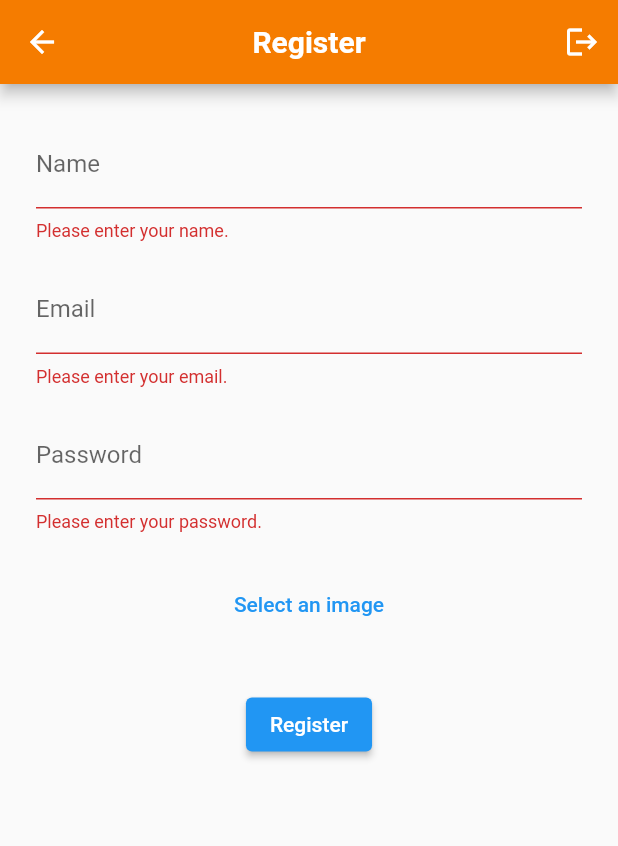
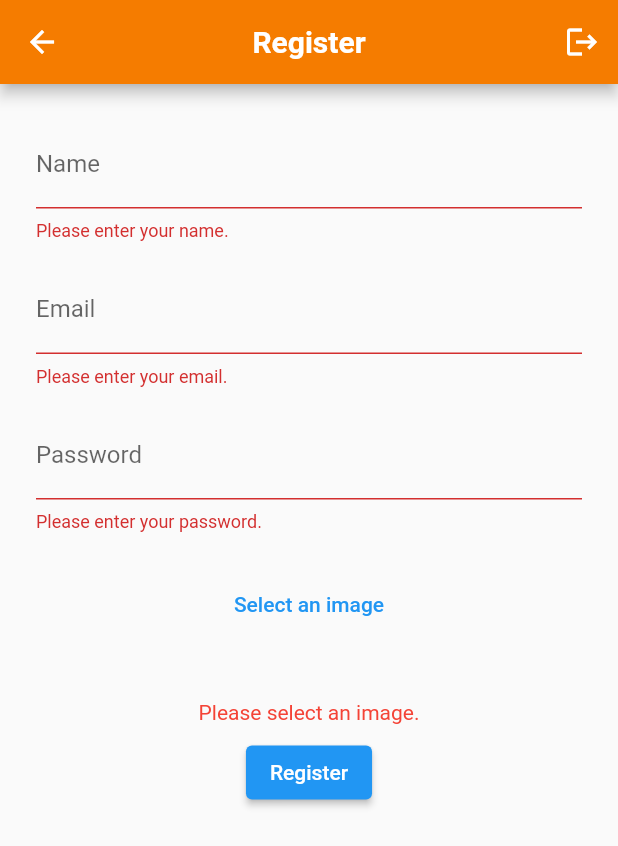
Before and after one commit to sohebalam/spare_park, a Flutter app: the RegisterScreen screen opened by its route, after a tap on "Register", on a phone screen of 412 x 824 dp. Shown: the top 846 px of the screen. Run offline on Flutter 3.47's test engine with Material 2 defaults, Android fonts, the phone set to English and light mode, and no system bars; our stand-ins replace auth_buttons, cached_network_image, cloud_firestore, firebase_auth, firebase_core, firebase_storage and 6 more; missing offline and left inert: firebase_auth_web, firebase_core_web, flutter_stripe, google_maps_flutter_platform_interface, google_maps_webservice; accounts and stored records are empty.

Commit message:
fixvalidation&sbmit

```diff
--- a/lib/screens/auth/register_screen.dart
+++ b/lib/screens/auth/register_screen.dart
@@ -5,7 +5,9 @@ import 'package:flutter/material.dart';
 import 'package:image_picker/image_picker.dart';
 import 'package:sparepark/services/auth_service.dart';
 import 'package:provider/provider.dart';
+import 'package:sparepark/shared/widgets/TextField.dart';
 import 'package:sparepark/shared/widgets/app_bar.dart';
+import 'package:sparepark/shared/widgets/errorMessage.dart';
 
 class RegisterScreen extends StatefulWidget {
   const RegisterScreen({Key? key}) : super(key: key);
@@ -18,14 +20,28 @@ class _RegisterScreenState extends State<RegisterScreen> {
   final TextEditingController nameController = TextEditingController();
   final TextEditingController emailController = TextEditingController();
   final TextEditingController passwordController = TextEditingController();
+  bool _isLoading = false;
   final picker = ImagePicker();
   File? _image;
   String? _error;
+  String? _errorMessage;
   bool submitted = false;
 
   void _registerUser() async {
     setState(() {
       submitted = true;
+    });
+
+    if (_image == null) {
+      setState(() {
+        _errorMessage = 'Please select an image.';
+        _isLoading = false;
+      });
+      return;
+    }
+
+    setState(() {
+      _isLoading = true; // Set loading state
     });
 
     if (_image == null) {
@@ -76,9 +92,11 @@ class _RegisterScreenState extends State<RegisterScreen> {
         ),
       );
     }
+    setState(() {
+      _isLoading = false; // Reset loading state
+    });
   }
 
-  // rest of the code remains the same
   @override
   Widget build(BuildContext context) {
     final authService = Provider.of<AuthService>(context);
@@ -119,6 +137,7 @@ class _RegisterScreenState extends State<RegisterScreen> {
       setState(() {
         if (pickedFile != null) {
           _image = File(pickedFile.path);
+          _errorMessage = null;
         } else {
           print('No image selected.');
         }
@@ -194,9 +213,14 @@ class _RegisterScreenState extends State<RegisterScreen> {
               const SizedBox(
                 height: 16.0,
               ),
-              ElevatedButton(
-                onPressed: _registerUser,
-                child: const Text('Register'),
+              if (_isLoading) Center(child: CircularProgressIndicator()),
+              buildErrorMessage(context, _errorMessage),
+              AbsorbPointer(
+                absorbing: _isLoading,
+                child: ElevatedButton(
+                  onPressed: _registerUser,
+                  child: const Text('Register'),
+                ),
               ),
             ],
           ),
--- /dev/null
+++ b/lib/shared/widgets/errorMessage.dart
@@ -0,0 +1,17 @@
+import 'package:flutter/material.dart';
+
+Widget buildErrorMessage(BuildContext context, _errorMessage) {
+  if (_errorMessage != null) {
+    return Padding(
+      padding: const EdgeInsets.all(8.0),
+      child: Text(
+        _errorMessage!,
+        style: TextStyle(
+          color: Colors.red,
+        ),
+      ),
+    );
+  } else {
+    return SizedBox.shrink();
+  }
+}
```
Also changed, not shown: lib/screens/crud/parking/register_car_parking.dart (+14 -14 lines), lib/shared/widgets/TextField.dart (+48 -16 lines).
